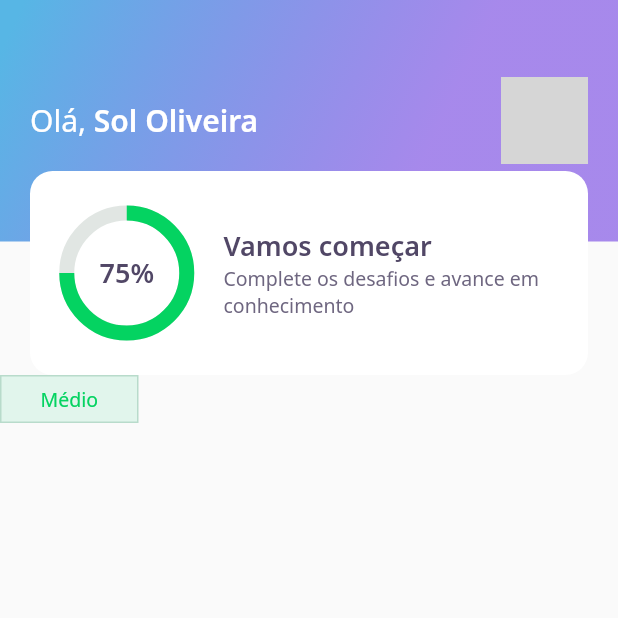
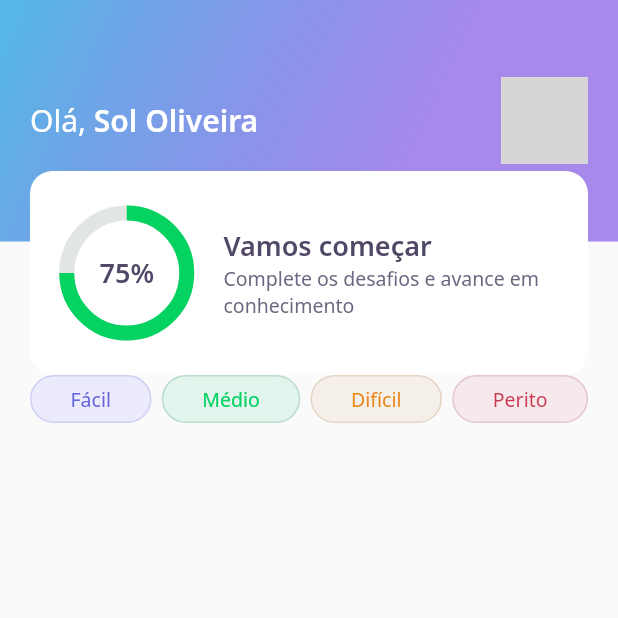
Before and after one commit to sol-oliveira/devquiz, a Flutter app: the screen it shows after launch, on a phone screen of 412 x 824 dp, the top half of it. Run offline on Flutter 3.47's test engine with Material 2 defaults, Android fonts, the phone set to English and light mode, and no system bars; our stand-ins replace google_fonts; network calls fail; grey boxes are pictures that could not be loaded.

Commit message:
aula 2 - finalizando level button widget

```diff
--- a/lib/home/home_page.dart
+++ b/lib/home/home_page.dart
@@ -17,8 +17,25 @@ class _HomePageState extends State<HomePage> {
   Widget build(BuildContext context) {
     return Scaffold(
       appBar: AppBarWidget(),
-      body: LevelButtonWidget(
-        label: "Médio"
+      body: Padding(
+        padding: const EdgeInsets.symmetric(horizontal: 20),
+        child: Row(
+          mainAxisAlignment: MainAxisAlignment.spaceBetween,
+          children: [
+            LevelButtonWidget(
+              label: "Fácil"
+            ),
+            LevelButtonWidget(
+              label: "Médio"
+            ),
+            LevelButtonWidget(
+              label: "Difícil"
+            ),
+            LevelButtonWidget(
+              label: "Perito"
+            ),
+          ],
+        ),
       ),
     );
   }
--- a/lib/home/widgets/level_button/level_button_widget.dart
+++ b/lib/home/widgets/level_button/level_button_widget.dart
@@ -43,6 +43,7 @@ class LevelButtonWidget extends StatelessWidget{
         border: Border.fromBorderSide(BorderSide(
           color: borderColor
         )),
+        borderRadius: BorderRadius.circular(28),
       ),
       child: Padding(
         padding: const EdgeInsets.symmetric(horizontal: 26, vertical: 6),
```
